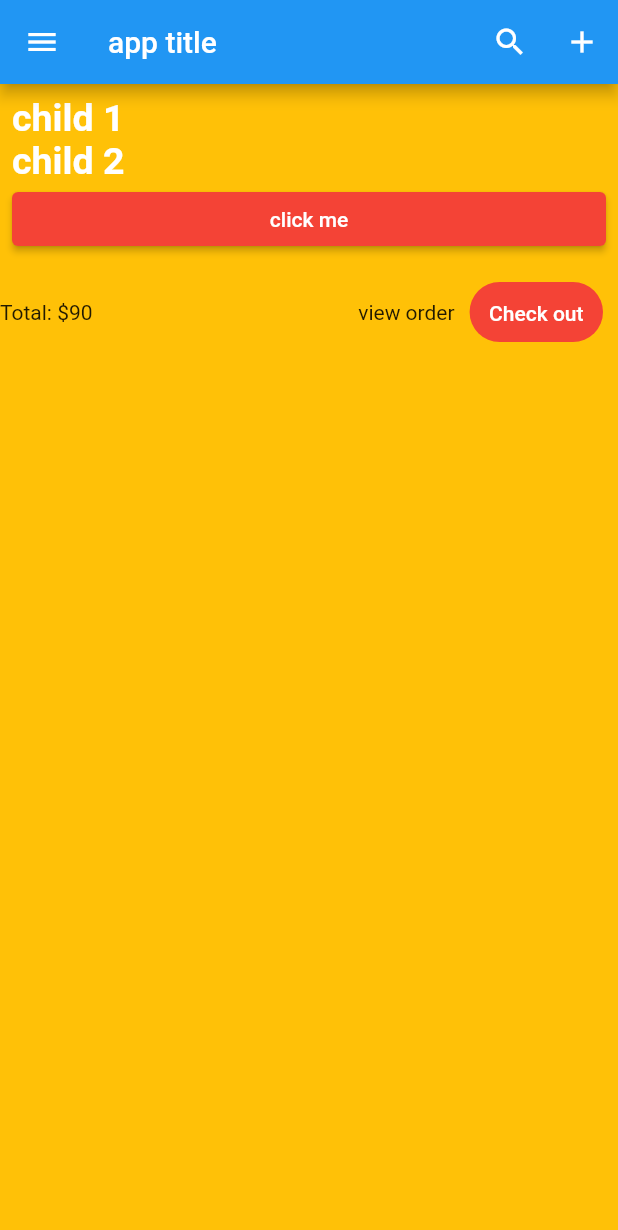
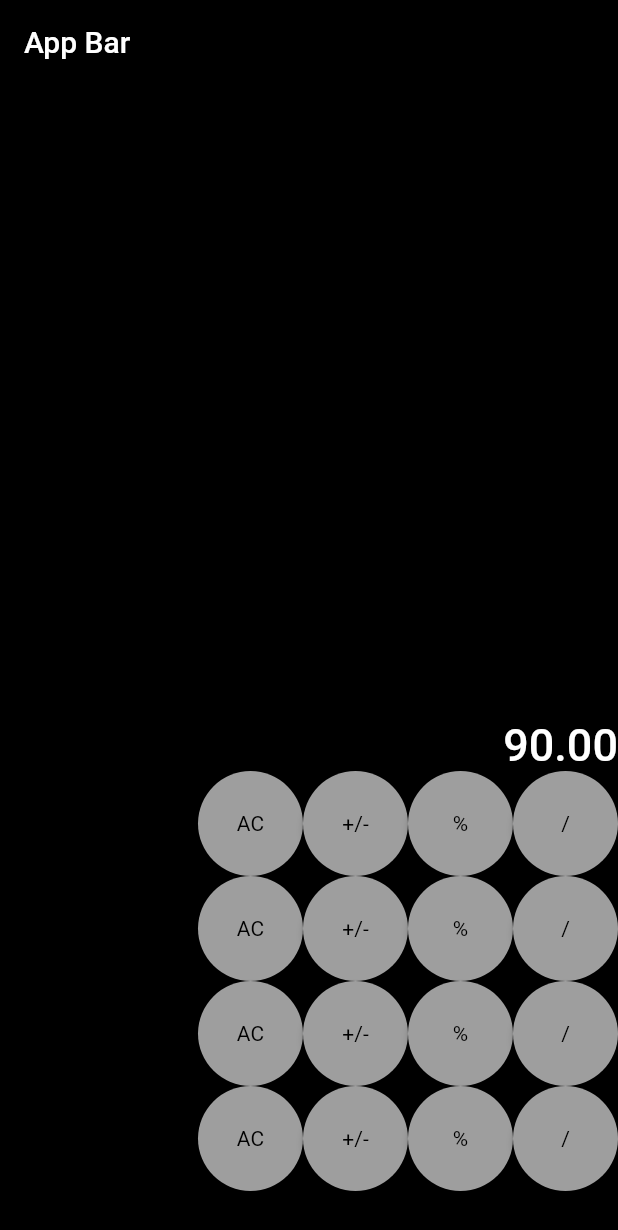
Before and after one commit to moehared/flutter_tutorials, a Flutter app: the screen it shows after launch, on a phone screen of 412 x 824 dp. Shown: the top 1230 px of the screen. Run offline on Flutter 3.47's test engine with Material 2 defaults, Android fonts, the phone set to English and light mode, and no system bars.

Commit message:
added part 5

```diff
--- a/calculator_app/lib/main.dart
+++ b/calculator_app/lib/main.dart
@@ -1,5 +1,4 @@
-import 'package:calculator_app/widgets/casharka_column.dart';
-import 'package:calculator_app/widgets/casharka_row.dart';
+import 'package:calculator_app/widgets/fab_button.dart';
 import 'package:flutter/material.dart';
 
 void main() {
@@ -22,33 +21,154 @@ class MyApp extends StatelessWidget {
 class HomePage extends StatelessWidget {
   @override
   Widget build(BuildContext context) {
-    return SafeArea(
-      child: Scaffold(
-        appBar: AppBar(
-          leading: Icon(Icons.menu),
-          title: Text('app title'),
-          actions: [
-            IconButton(
-              icon: Icon(Icons.search),
-              onPressed: () {},
+    return Scaffold(
+      backgroundColor: Colors.black,
+      appBar: AppBar(
+        backgroundColor: Colors.black,
+        brightness: Brightness.dark,
+        // leading: Icon(Icons.menu),
+        title: Text('App Bar'),
+        // actions: [
+        //   IconButton(
+        //     icon: Icon(Icons.search),
+        //     onPressed: () {},
+        //   ),
+        //   IconButton(
+        //     icon: Icon(Icons.add),
+        //     onPressed: () {},
+        //   ),
+        // ],
+      ),
+
+      // kan waxaa waaye casharaadi hore
+
+      // body: Container(
+      //   width: 400,
+      //   height: 400,
+      //   child: Column(
+      //     children: [
+      //       CasharkaColumn(),
+      //       CasharkaRow(),
+      //     ],
+      //   ),
+      // ),
+      body: Padding(
+        padding: const EdgeInsets.only(bottom: 30),
+        child: Column(
+          mainAxisAlignment: MainAxisAlignment.end,
+          children: [
+            Align(
+              alignment: Alignment.topRight,
+              child: Text(
+                '90.00',
+                style: TextStyle(
+                  color: Colors.white,
+                  fontSize: 30,
+                  fontWeight: FontWeight.w500,
+                ),
+              ),
             ),
-            IconButton(
-              icon: Icon(Icons.add),
-              onPressed: () {},
+            Row(
+              mainAxisAlignment: MainAxisAlignment.end,
+              children: [
+                FabButton(
+                  textLabel: 'AC',
+                  backgroundColor: Colors.grey,
+                  textColor: Colors.black,
+                ),
+                FabButton(
+                  textLabel: '+/-',
+                  backgroundColor: Colors.grey,
+                  textColor: Colors.black,
+                ),
+                FabButton(
+                  textLabel: '%',
+                  backgroundColor: Colors.grey,
+                  textColor: Colors.black,
+                ),
+                FabButton(
+                  textLabel: '/',
+                  backgroundColor: Colors.grey,
+                  textColor: Colors.black,
+                ),
+              ],
+            ),
+            Row(
+              mainAxisAlignment: MainAxisAlignment.end,
+              children: [
+                FabButton(
+                  textLabel: 'AC',
+                  backgroundColor: Colors.grey,
+                  textColor: Colors.black,
+                ),
+                FabButton(
+                  textLabel: '+/-',
+                  backgroundColor: Colors.grey,
+                  textColor: Colors.black,
+                ),
+                FabButton(
+                  textLabel: '%',
+                  backgroundColor: Colors.grey,
+                  textColor: Colors.black,
+                ),
+                FabButton(
+                  textLabel: '/',
+                  backgroundColor: Colors.grey,
+                  textColor: Colors.black,
+                ),
+              ],
+            ),
+            Row(
+              mainAxisAlignment: MainAxisAlignment.end,
+              children: [
+                FabButton(
+                  textLabel: 'AC',
+                  backgroundColor: Colors.grey,
+                  textColor: Colors.black,
+                ),
+                FabButton(
+                  textLabel: '+/-',
+                  backgroundColor: Colors.grey,
+                  textColor: Colors.black,
+                ),
+                FabButton(
+                  textLabel: '%',
+                  backgroundColor: Colors.grey,
+                  textColor: Colors.black,
+                ),
+                FabButton(
+                  textLabel: '/',
+                  backgroundColor: Colors.grey,
+                  textColor: Colors.black,
+                ),
+              ],
+            ),
+            Row(
+              mainAxisAlignment: MainAxisAlignment.end,
+              children: [
+                FabButton(
+                  textLabel: 'AC',
+                  backgroundColor: Colors.grey,
+                  textColor: Colors.black,
+                ),
+                FabButton(
+                  textLabel: '+/-',
+                  backgroundColor: Colors.grey,
+                  textColor: Colors.black,
+                ),
+                FabButton(
+                  textLabel: '%',
+                  backgroundColor: Colors.grey,
+                  textColor: Colors.black,
+                ),
+                FabButton(
+                  textLabel: '/',
+                  backgroundColor: Colors.grey,
+                  textColor: Colors.black,
+                ),
+              ],
             ),
           ],
-        ),
-        body: Container(
-          // height: 400,
-          // width: 400,
-          color: Colors.amber.shade500,
-          // child: CasharkaColumn(),
-          child: Column(
-            children: [
-              CasharkaColumn(),
-              CasharkaRow(),
-            ],
-          ),
         ),
       ),
     );
--- /dev/null
+++ b/calculator_app/lib/widgets/fab_button.dart
@@ -0,0 +1,24 @@
+import 'package:flutter/material.dart';
+
+class FabButton extends StatelessWidget {
+  final String textLabel;
+  final Color backgroundColor;
+  final Color textColor;
+
+  FabButton(
+      {this.textLabel, this.backgroundColor, this.textColor = Colors.white});
+
+  @override
+  Widget build(BuildContext context) {
+    return RawMaterialButton(
+      onPressed: () {},
+      child: Text(
+        textLabel,
+        style: TextStyle(color: textColor),
+      ),
+      fillColor: backgroundColor,
+      shape: CircleBorder(),
+      constraints: BoxConstraints(minWidth: 70, minHeight: 70),
+    );
+  }
+}
```
Also changed, not shown: calculator_app/lib/previous_widgets/casharka_column.dart (renamed from calculator_app/lib/widgets/casharka_column.dart), calculator_app/lib/previous_widgets/casharka_row.dart (renamed from calculator_app/lib/widgets/casharka_row.dart).
